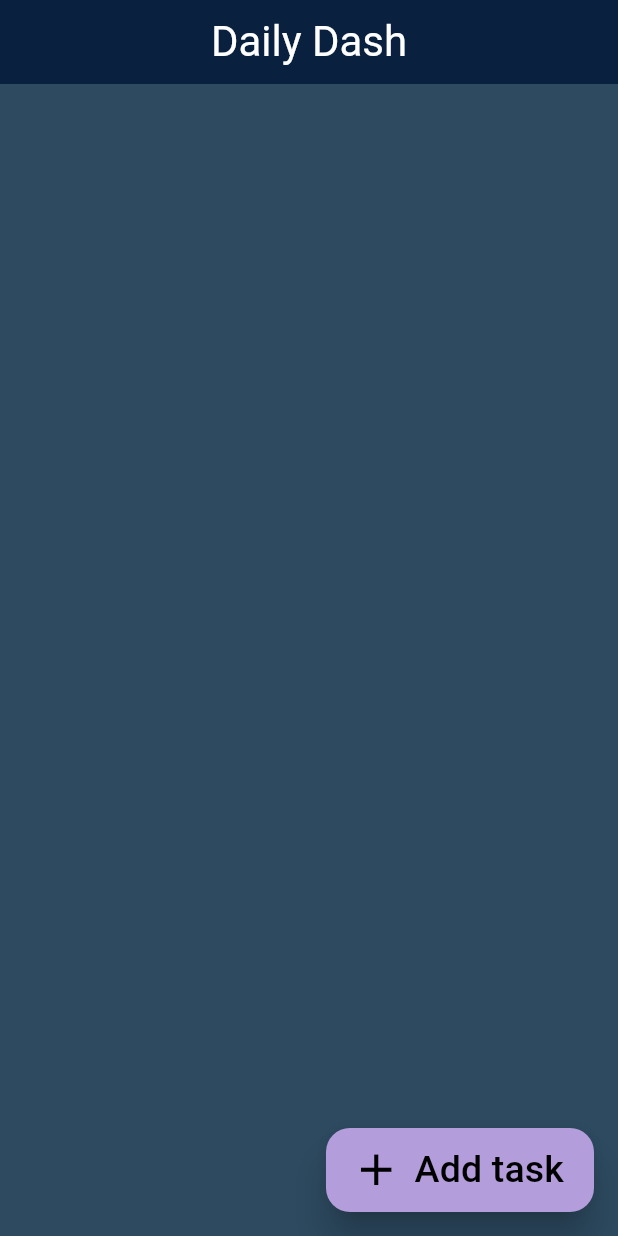
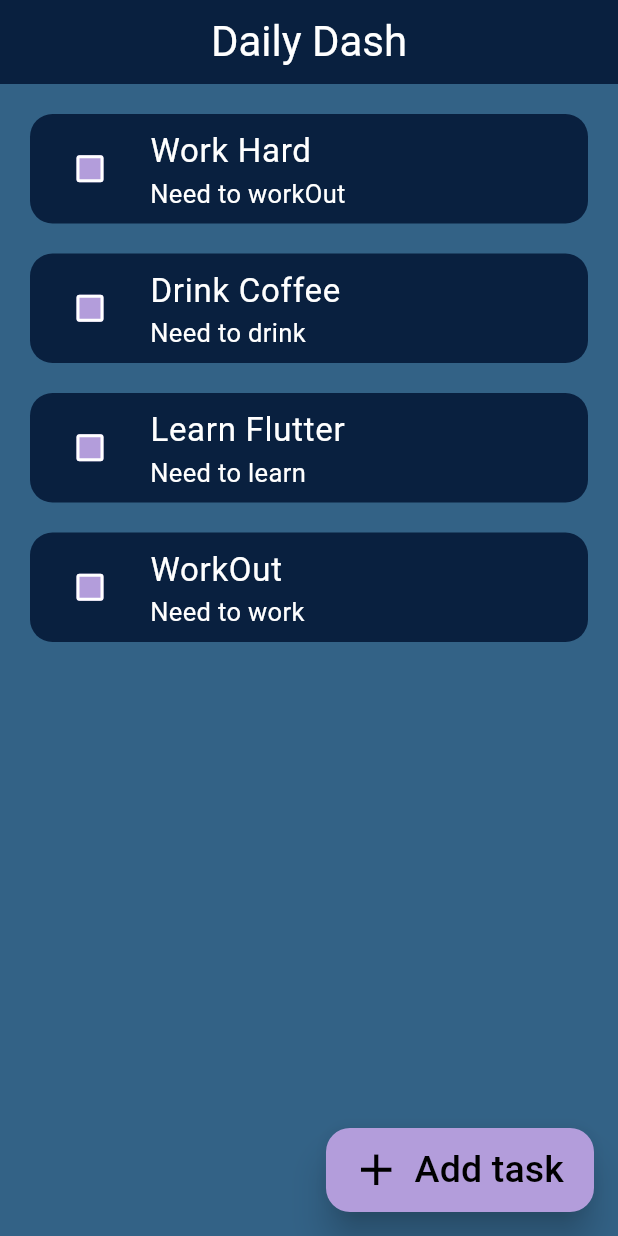
Before and after one commit to CSI-Trainee-2024/Task4_Naman_2312090, a Flutter app: the screen it shows after launch, on a phone screen of 412 x 824 dp. Run offline on Flutter 3.47's test engine with Material 3 defaults, Android fonts, the phone set to English and light mode, and no system bars.

```diff
--- a/lib/screens/homeScreen.dart
+++ b/lib/screens/homeScreen.dart
@@ -1,5 +1,6 @@
 import 'package:flutter/material.dart';
 import 'package:todo_app/theme/textField.dart';
+import 'package:todo_app/utils/todo_list.dart';
 
 class homeScreen extends StatefulWidget {
   @override
@@ -9,6 +10,32 @@ class homeScreen extends StatefulWidget {
 class HomeScreenState extends State<homeScreen> {
   var titleController = TextEditingController();
   var descriptionController = TextEditingController();
+
+  var todoList = [
+    [
+      'Work Hard',
+      'Need to workOut',
+      false,
+    ],
+    ['Drink Coffee', 'Need to drink', false],
+    ['Learn Flutter', 'Need to learn', false],
+    ['WorkOut', 'Need to work', false]
+  ];
+
+  void checkBoxChanged(int index) {
+    setState(() {
+     // todoList[index][2] = !todoList[index][2];
+    });
+  }
+
+  void saveTask() {
+    String title = titleController.text;
+    String desp = descriptionController.text;
+    print("Title is:${title}\nDescription is:${desp}");
+    setState(() {
+      todoList.add([title, desp, false]);
+    });
+  }
 
   void addTask() {
     showDialog(
@@ -70,11 +97,7 @@ class HomeScreenState extends State<homeScreen> {
                         style: TextStyle(fontSize: 25, color: Colors.white))),
               ),
               MaterialButton(
-                onPressed: () {
-                  String title = titleController.text;
-                  String desp = descriptionController.text;
-                  print("Title is:${title}\nDescription is:${desp}");
-                },
+                onPressed: saveTask,
                 child: Container(
                     padding: EdgeInsets.only(
                         bottom: 10, top: 10, left: 20, right: 20),
@@ -93,6 +116,7 @@ class HomeScreenState extends State<homeScreen> {
   @override
   Widget build(BuildContext context) {
     return Scaffold(
+        backgroundColor: Color.fromARGB(255, 51, 98, 134),
         appBar: AppBar(
           title: const Center(
               child: Text(
@@ -116,10 +140,16 @@ class HomeScreenState extends State<homeScreen> {
             size: 35,
           ),
         ),
-      body: Container(
-        decoration: const BoxDecoration(color: Color.fromARGB(255, 45, 74, 96)),
-        //child: ListView.builder(itemBuilder: ),
-      ),
+        body: ListView.builder(
+          itemBuilder: (BuildContext context, index) {
+            return TodoList(
+              titleName: todoList[index][0].toString(),
+              despName: todoList[index][1].toString(),
+              checkTrue: bool.fromEnvironment(todoList[index][2].toString()),
+              onChnaged: (value) => checkBoxChanged(index),
             );
+          },
+          itemCount: todoList.length,
+        ));
   }
 }
--- a/lib/theme/textField.dart
+++ b/lib/theme/textField.dart
@@ -32,7 +32,7 @@ class customField extends StatelessWidget {
         labelText: labelText,
         labelStyle: TextStyle(color: Color(0xff537895)),
         hintText: hintText,
-        hintStyle: TextStyle(fontSize: 25),
+        hintStyle: TextStyle(fontSize: 25, fontWeight: FontWeight.w500),
         enabled: true,
         enabledBorder: OutlineInputBorder(
             borderRadius: BorderRadius.circular(10),
--- /dev/null
+++ b/lib/utils/todo_list.dart
@@ -0,0 +1,45 @@
+import 'package:flutter/material.dart';
+
+class TodoList extends StatelessWidget {
+  TodoList(
+      {required this.titleName,
+      required this.checkTrue,
+      this.onChnaged,
+      required this.despName});
+
+  final String titleName;
+  final String despName;
+  final bool checkTrue;
+  final Function(bool?)? onChnaged;
+
+  @override
+  Widget build(BuildContext context) {
+    return Padding(
+      padding: const EdgeInsets.only(top: 20, left: 20, right: 20, bottom: 0),
+      child: ListTile(
+        shape: RoundedRectangleBorder(borderRadius: BorderRadius.circular(15)),
+        tileColor: Color(0xff09203f),
+        textColor: Colors.white,
+        title: Text(
+          titleName,
+          style: TextStyle(
+            fontSize: 22,
+            // decoration: TextDecoration.lineThrough,
+            // decorationThickness: 3
+          ),
+        ),
+        leading: Checkbox(
+          activeColor: Colors.amber,
+          side: BorderSide(color: Colors.white, width: 2),
+          fillColor: WidgetStatePropertyAll(Colors.deepPurple.shade200),
+          onChanged: onChnaged,
+          value: checkTrue,
+        ),
+        subtitle: Text(
+          despName,
+          style: TextStyle(fontSize: 17),
+        ),
+      ),
+    );
+  }
+}
```
Lines whose indentation alone changed are shown as unchanged.
